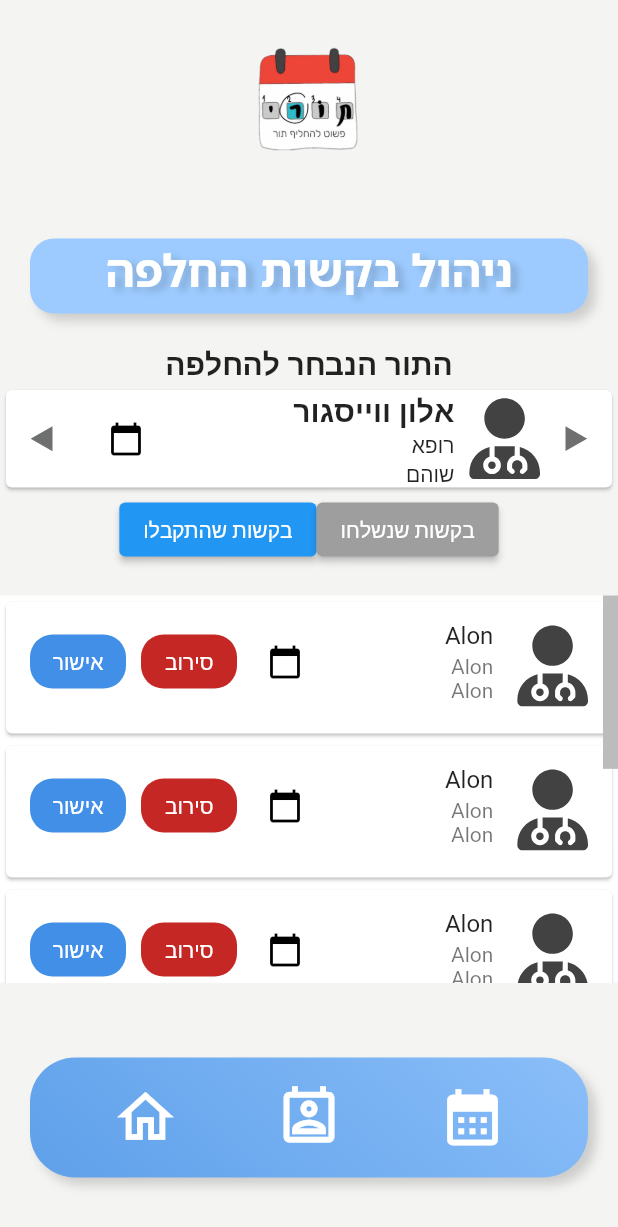
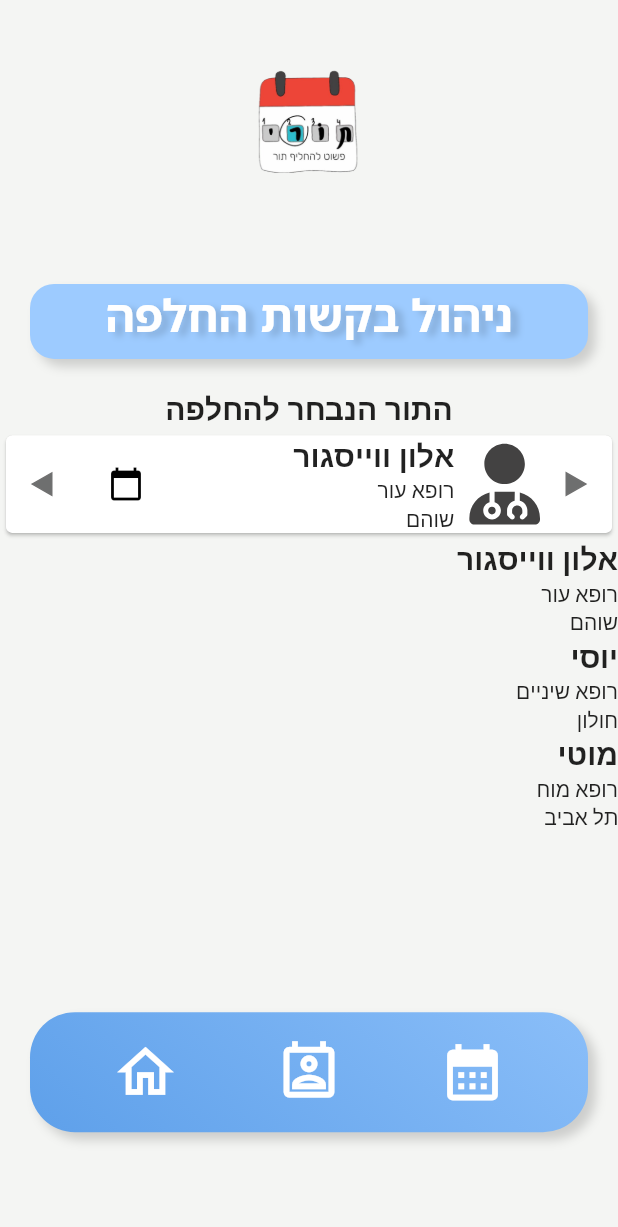
Before and after one commit to carmelBar24/tori, a Flutter app: the ReceivedRequestsPage screen opened by its route, on a phone screen of 412 x 824 dp. Shown: the top 1227 px of the screen. Run offline on Flutter 3.47's test engine with Material 2 defaults, Android fonts, the phone set to English and light mode, and no system bars; our stand-ins replace cloud_firestore, firebase_core, firebase_database, flutter_svg, sleek_circular_slider; missing offline and left inert: adobe_xd; accounts and stored records are empty; generated files the repository leaves out were written again; Roboto replaces fonts that are missing (Noto Sans Hebrew).

Commit message:
Update received_requests_page

```diff
--- a/lib/Screens/received_requests_page.dart
+++ b/lib/Screens/received_requests_page.dart
@@ -69,29 +69,31 @@ class ReceivedRequestsPage extends StatelessWidget {
               "התור הנבחר להחלפה",
               style: TextStyle(fontSize: 20.0, fontWeight: FontWeight.bold),
             ),
-            DoctorList(),
-            ButtonList(),
-            Expanded(
-              flex: 2,
-              child: Container(
-                margin: EdgeInsets.only(top: 20.0),
-                color: Colors.white,
-                child: Scrollbar(
-                  thickness: 10,
-                  isAlwaysShown: true,
-                  child: ListView(
-                    children: [
-                      ListReceivedRequest("Alon", "Alon", "Alon"),
-                      ListReceivedRequest("Alon", "Alon", "Alon"),
-                      ListReceivedRequest("Alon", "Alon", "Alon"),
-                      ListReceivedRequest("Alon", "Alon", "Alon"),
-                      ListReceivedRequest("Alon", "Alon", "Alon"),
-                      ListReceivedRequest("Alon", "Alon", "Alon"),
-                    ],
-                  ),
-                ),
-              ),
-            ),
+            // DoctorList(),
+            Expanded(flex: 2, child: MyWidget())
+            // ButtonList(),
+            // Expanded(
+            //   flex: 2,
+            //   child: Container(
+            //     margin: EdgeInsets.only(top: 20.0),
+            //     color: Colors.white,
+            //     child: Scrollbar(
+            //       thickness: 10,
+            //       isAlwaysShown: true,
+            //       child: ListView(
+            //         children: [
+            //           ListReceivedRequest("Alon", "Alon", "Alon"),
+            //           ListReceivedRequest("Alon", "Alon", "Alon"),
+            //           ListReceivedRequest("Alon", "Alon", "Alon"),
+            //           ListReceivedRequest("Alon", "Alon", "Alon"),
+            //           ListReceivedRequest("Alon", "Alon", "Alon"),
+            //           ListReceivedRequest("Alon", "Alon", "Alon"),
+            //         ],
+            //       ),
+            //     ),
+            //   ),
+            // ),
+            ,
             SizedBox(
               height: 30.0,
             ),
@@ -165,7 +167,20 @@ class _DoctorListState extends State<DoctorList> {
   void _incrementIndex() {
     setState(() {
       _selectedIndex = (_selectedIndex + 1) % _items.length;
+      getTurnsQueue();
     });
+  }
+
+  Doctor getDoctorTurn() {
+    return new Doctor("אלון", "רופא", "יפו");
+  }
+
+  void getTurnsQueue() {
+    _items = [
+      Doctor("אלון ווייסגור", "רופא", "יפו"),
+      Doctor("כרמל בר", "אחות", "חולון"),
+      Doctor("ניסים ברמי", "מנתח", "תל אביב"),
+    ];
   }
 
   void _decrementIndex() {
@@ -289,6 +304,138 @@ class Doctor extends StatelessWidget {
   }
 }
 
+class MyWidget extends StatefulWidget {
+  @override
+  _MyWidgetState createState() => _MyWidgetState();
+}
+
+class _MyWidgetState extends State<MyWidget> {
+  List<Widget> _selectedWidgetList = [];
+
+  int _selectedIndex = 0;
+  List<Doctor> _items = [
+    Doctor("אלון ווייסגור", "רופא עור", "שוהם"),
+    Doctor("יוסי", "רופא שיניים", "חולון"),
+    Doctor("מוטי", "רופא מוח", "תל אביב"),
+  ];
+
+  void _incrementIndex() {
+    setState(() {
+      _selectedIndex = (_selectedIndex + 1) % _items.length;
+      _changeSelectedWidgetList(_selectedIndex);
+    });
+  }
+
+  Doctor getDoctorTurn() {
+    return new Doctor("אלון", "רופא", "יפו");
+  }
+
+  void getTurnsQueue() {
+    _items = [
+      Doctor("אלון ווייסגור", "רופא עור", "שוהם"),
+      Doctor("יוסי", "רופא שיניים", "חולון"),
+      Doctor("מוטי", "רופא מוח", "תל אביב"),
+    ];
+  }
+
+  void _decrementIndex() {
+    setState(() {
+      _selectedIndex = (_selectedIndex - 1 + _items.length) % _items.length;
+      _changeSelectedWidgetList(_selectedIndex);
+    });
+  }
+
+  @override
+  void initState() {
+    super.initState();
+    _selectedWidgetList = _items; // initialize selected list with default
+  }
+
+  void _changeSelectedWidgetList(int buttonIndex) {
+    setState(() {
+      switch (buttonIndex) {
+        case 0:
+          _selectedWidgetList = [
+            ListReceivedRequest('אלון', 'רופא עור', 'שוהם'),
+            ListReceivedRequest('יוסי', 'רופא עור', 'יפו'),
+            ListReceivedRequest('חן', 'רופא עור', 'חיפה'),
+          ];
+          break;
+        case 1:
+          _selectedWidgetList = [
+            ListReceivedRequest('ולדימיר', 'רופא שיניים', 'עפולה'),
+            ListReceivedRequest('ספיר', 'רופא שיניים', 'רמת דוד'),
+            ListReceivedRequest('רון', 'רופא שיניים', 'נהריה'),
+          ];
+          break;
+        case 2:
+          _selectedWidgetList = [
+            ListReceivedRequest('אביגדור', 'רופא מוח', 'תל אביב'),
+            ListReceivedRequest('מוטי', 'רופא מוח', 'אילת'),
+            ListReceivedRequest('רון', 'רופא מוח', 'דימונה'),
+          ];
+          break;
+        default:
+          _selectedWidgetList = _items;
+      }
+    });
+  }
+
+  @override
+  Widget build(BuildContext context) {
+    return Column(
+      children: [
+        Card(
+            child: Row(
+          textDirection: TextDirection.rtl,
+          children: [
+            IconButton(
+              icon: SvgPicture.string(
+                _svg_wfqzrk,
+                allowDrawingOutsideViewBox: true,
+                fit: BoxFit.fill,
+              ),
+              onPressed: _decrementIndex,
+            ),
+            SvgPicture.string(
+              _svg_qcrh9k,
+              allowDrawingOutsideViewBox: true,
+              fit: BoxFit.fill,
+            ),
+            Padding(
+              padding: const EdgeInsets.only(right: 10),
+              child: Doctor(
+                  _items[_selectedIndex].name,
+                  _items[_selectedIndex].profession,
+                  _items[_selectedIndex].location),
+            ),
+            Spacer(),
+            TextButton(
+                onPressed: () {},
+                child: Icon(calendar_today, size: 24, color: Colors.black)),
+            IconButton(
+              icon: SvgPicture.string(
+                _svg_ju4z8i,
+                allowDrawingOutsideViewBox: true,
+                fit: BoxFit.fill,
+              ),
+              onPressed: _incrementIndex,
+            ),
+          ],
+        )),
+        Expanded(
+          child: ListView.builder(
+            itemCount: _selectedWidgetList.length,
+            itemBuilder: (BuildContext context, int index) {
+              return _selectedWidgetList[index];
+            },
+          ),
+        ),
+      ],
+    );
+  }
+}
+
 class ListReceivedRequest extends StatelessWidget {
   ListReceivedRequest(String user_name, String user_pro, String user_loc) {
     name = user_name;
```
